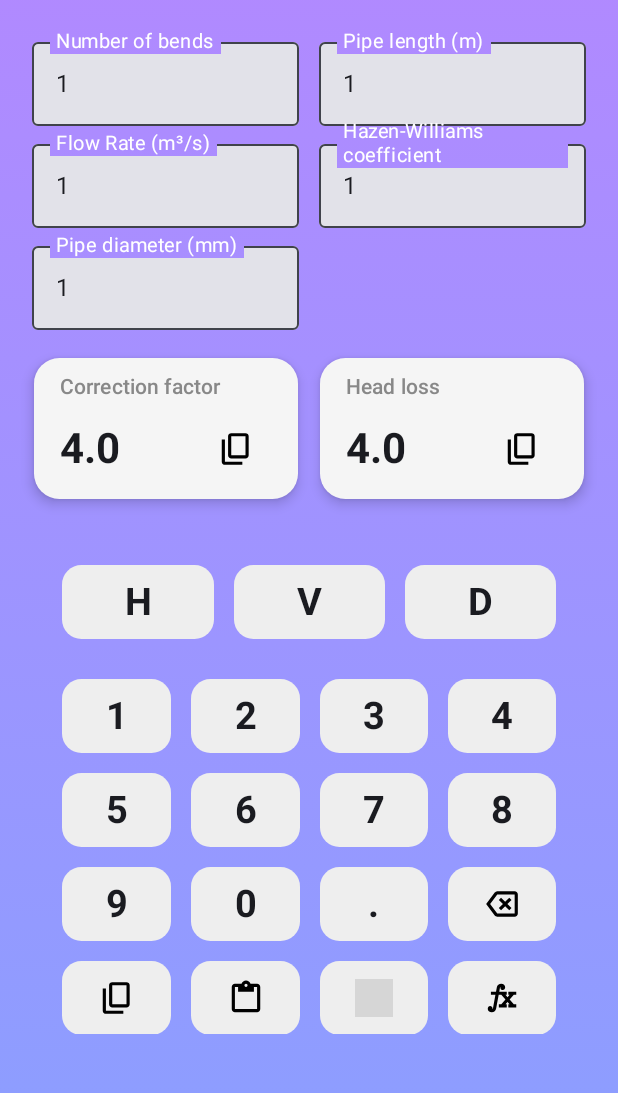
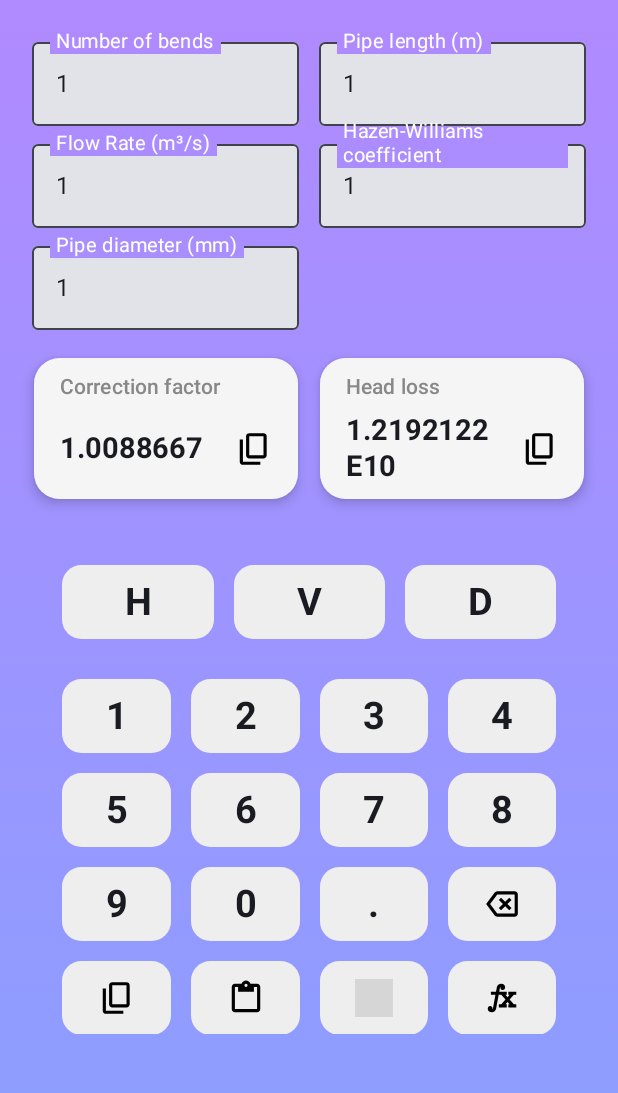
Before and after one commit to sadeghb97/water, an Android app built with Jetpack Compose: the screen it shows after launch (MainActivity), on a phone screen of 412 x 824 dp, the part 88-1181 px from its top. Run offline under Robolectric (Android 15) with nearby library versions, the light colour scheme and no system bars; grey boxes are pictures that could not be loaded.

Commit message:
implement mathemathic formulas

```diff
--- a/app/src/main/java/ir/sbpro/waterengineering/formulas/HFormula.kt
+++ b/app/src/main/java/ir/sbpro/waterengineering/formulas/HFormula.kt
@@ -1,9 +1,17 @@
 package ir.sbpro.waterengineering.formulas
+
+import kotlin.math.pow
 
 class HFormula() : WaterEngFormula("h", listOf("n", "l", "q", "c", "d")) {
     override fun getResults(parametersState: ParametersState): List<FormulaResult> {
-        val fResult: Float = 4f
-        val hResult: Float = 4f
+        val n = ParametersState.safeFloat(parametersState.params[0].value.text)
+        val l = ParametersState.safeFloat(parametersState.params[1].value.text)
+        val q = ParametersState.safeFloat(parametersState.params[2].value.text)
+        val c = ParametersState.safeFloat(parametersState.params[3].value.text)
+        val d = ParametersState.safeFloat(parametersState.params[4].value.text)
+
+        val fResult: Float = (2 * n / (2 * n - 1)) * (0.3506f + (0.923f / (6 * n.pow(2))))
+        val hResult: Float = 163021.8f * fResult * l * (q / c).pow(1.852f) * (d / 10).pow(-4.87f)
 
         return listOf(
             FormulaResult("f", fResult),
--- a/app/src/main/java/ir/sbpro/waterengineering/formulas/WaterEngFormula.kt
+++ b/app/src/main/java/ir/sbpro/waterengineering/formulas/WaterEngFormula.kt
@@ -30,7 +30,6 @@ class ParametersState(val params: List<MutableState<TextFieldValue>>, val focuse
                 val pureValue = appDataStore.getParamSavedValue(param)
                 val intValue = pureValue.toInt()
                 val hasDecimal = pureValue % 1.0f != 0.0f
-                println("XQQQ: $pureValue - $intValue - $hasDecimal")
 
                 paramsList.add(mutableStateOf(TextFieldValue(
                     if(hasDecimal) pureValue.toString() else intValue.toString()
@@ -40,5 +39,13 @@ class ParametersState(val params: List<MutableState<TextFieldValue>>, val focuse
 
             return ParametersState(paramsList, focusesList)
         }
+
+        fun safeFloat(str: String) : Float {
+            return try {
+                str.toFloat()
+            } catch (ex: Exception){
+                1f
+            }
+        }
     }
 }
--- a/app/src/main/java/ir/sbpro/waterengineering/ui/components/ResultDisplay.kt
+++ b/app/src/main/java/ir/sbpro/waterengineering/ui/components/ResultDisplay.kt
@@ -18,21 +18,27 @@ import androidx.compose.material3.MaterialTheme
 import androidx.compose.material3.SegmentedButtonDefaults.Icon
 import androidx.compose.material3.Text
 import androidx.compose.runtime.Composable
+import androidx.compose.runtime.CompositionLocalProvider
 import androidx.compose.ui.Alignment
 import androidx.compose.ui.Modifier
 import androidx.compose.ui.graphics.Color
 import androidx.compose.ui.graphics.ColorFilter
 import androidx.compose.ui.platform.LocalContext
+import androidx.compose.ui.platform.LocalLayoutDirection
 import androidx.compose.ui.res.painterResource
 import androidx.compose.ui.text.font.FontWeight
 import androidx.compose.ui.text.style.TextAlign
+import androidx.compose.ui.unit.LayoutDirection
 import ir.sbpro.waterengineering.R
+import ir.sbpro.waterengineering.lang.AppLanguage
 import ir.sbpro.waterengineering.utils.copyToClipboard
 import ir.sbpro.waterengineering.utils.dxp
+import ir.sbpro.waterengineering.utils.sxp
 import ir.sbpro.waterengineering.utils.triggerVibration
 
 @Composable
 fun ResultDisplay(
+    lang: AppLanguage,
     label: String,
     value: String?,
     modifier: Modifier = Modifier
@@ -46,9 +52,13 @@ fun ResultDisplay(
         colors = CardDefaults.cardColors(containerColor = Color(0xFFF5F5F5)),
         shape = RoundedCornerShape(16.dxp)
     ) {
+        val titleStartPadding = if(lang.getLayoutDirection() == LayoutDirection.Ltr) 0.dxp else 12.dxp
+        val colStartPadding = if(lang.getLayoutDirection() == LayoutDirection.Ltr) 16.dxp else 4.dxp
+        val colEndPadding = if(lang.getLayoutDirection() == LayoutDirection.Ltr) 4.dxp else 16.dxp
+
         Column(
             modifier = Modifier
-                .padding(horizontal = 16.dxp, vertical = 8.dxp)
+                .padding(start = colStartPadding, end = colEndPadding, top = 8.dxp, bottom = 8.dxp)
                 .fillMaxWidth(),
             horizontalAlignment = Alignment.Start
         ) {
@@ -56,12 +66,13 @@ fun ResultDisplay(
                 text = label,
                 style = MaterialTheme.typography.titleSmall,
                 color = Color.Gray,
-                modifier = Modifier.fillMaxWidth(),
+                modifier = Modifier.padding(start = titleStartPadding).fillMaxWidth(),
                 textAlign = TextAlign.Start
             )
 
             Spacer(modifier = Modifier.height(6.dxp))
 
+            CompositionLocalProvider(LocalLayoutDirection provides LayoutDirection.Ltr) {
                 Row(
                     modifier = Modifier.fillMaxWidth(),
                     verticalAlignment = Alignment.CenterVertically,
@@ -69,7 +80,8 @@ fun ResultDisplay(
                 ) {
                     Text(
                         text = value ?: "-",
-                    style = MaterialTheme.typography.headlineMedium.copy(fontWeight = FontWeight.Bold),
+                        fontWeight = FontWeight.Bold,
+                        fontSize = 18.sxp,
                         textAlign = TextAlign.Start,
                         modifier = Modifier.weight(1f)
                     )
@@ -93,3 +105,4 @@ fun ResultDisplay(
             }
         }
     }
+}
--- a/app/src/main/java/ir/sbpro/waterengineering/ui/screens/MainScreen.kt
+++ b/app/src/main/java/ir/sbpro/waterengineering/ui/screens/MainScreen.kt
@@ -210,6 +210,7 @@ fun MainScreen(
             ) {
                 formulaResults.value.forEachIndexed { rIndex, result ->
                     ResultDisplay(
+                        lang = lang,
                         label = lang.getParameterTitle(result.key),
                         value = result.value?.toString(),
                         modifier = Modifier.weight(1f)
```
Also changed, not shown: app/src/main/java/ir/sbpro/waterengineering/formulas/DFormula.kt (+8 -1 lines), app/src/main/java/ir/sbpro/waterengineering/formulas/VFormula.kt (+7 -1 lines). Lines whose indentation alone changed are shown as unchanged.
